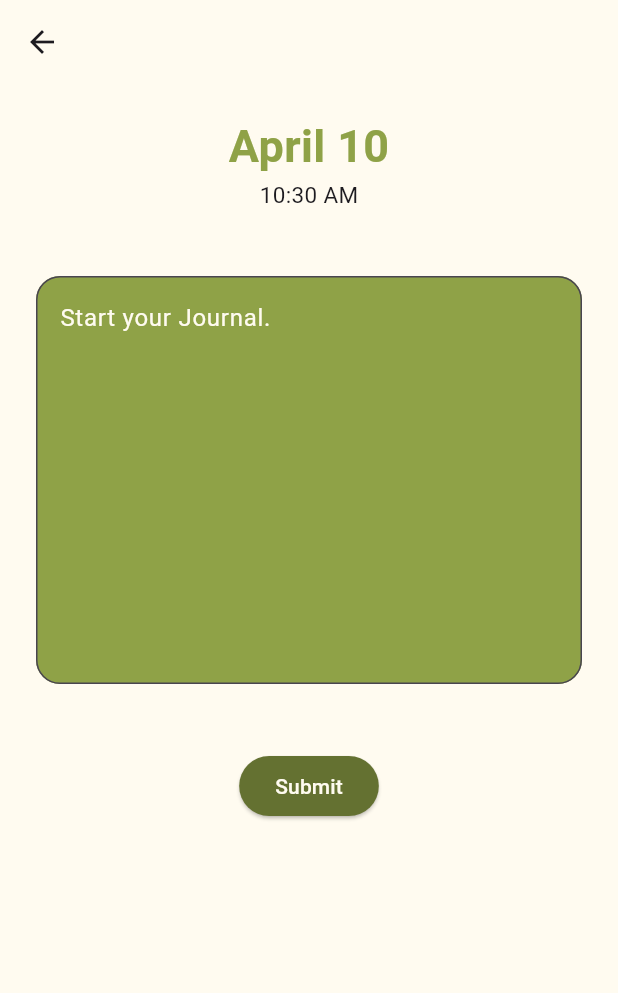
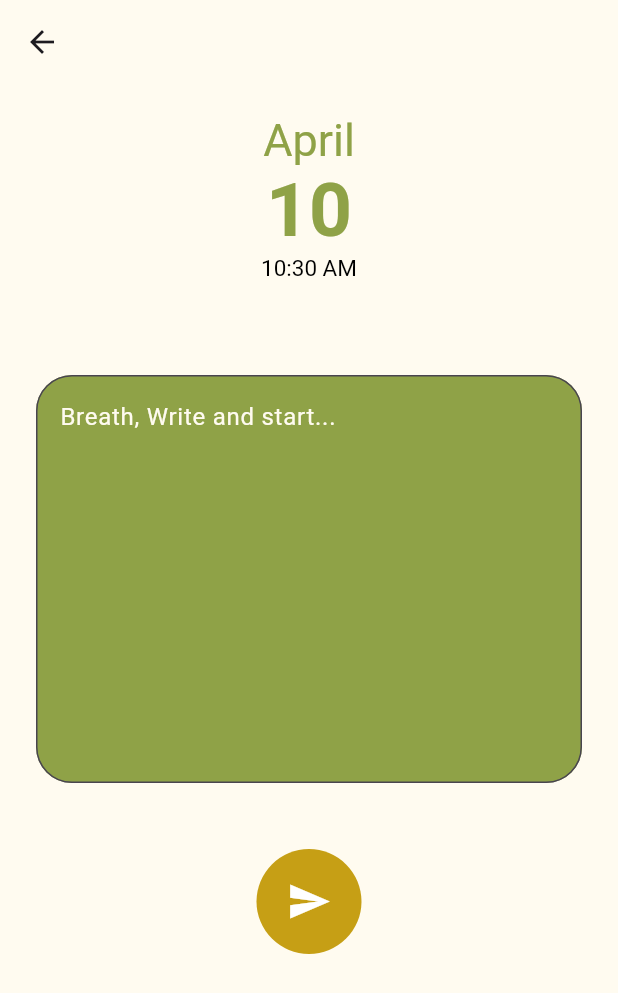
Before and after one commit to Justin-Bolivar/Hackathon, a Flutter app: the WriteJournalPage screen opened directly, on a phone screen of 412 x 824 dp. Shown: the top 993 px of the screen. Run offline on Flutter 3.47's test engine with Material 3 defaults, Android fonts, the phone set to English and light mode, and no system bars; our stand-ins replace pie_chart; network calls fail.

Commit message:
changed UI design

```diff
--- a/lib/journalpage.dart
+++ b/lib/journalpage.dart
@@ -20,7 +20,7 @@ class JournalPage extends StatefulWidget {
 class _JournalPageState extends State<JournalPage> {
   Future<Map<String, dynamic>> fetchJournalEntry() async {
     String url =
-        'http://172.29.10.200:8080//panic/${widget.selectedID}/deleteUpdateEntry/';
+        'http://192.168.1.11:8080//panic/${widget.selectedID}/deleteUpdateEntry/';
     final response = await http.get(Uri.parse(url));
 
     if (response.statusCode == 200) {
--- a/lib/main.dart
+++ b/lib/main.dart
@@ -3,57 +3,15 @@ import 'package:panic_application/homepage.dart';
 import 'package:panic_application/writepage.dart';
 
 void main() {
-  runApp(const MyApp());
+  runApp(MyApp());
 }
 
-class MyApp extends StatefulWidget {
-  const MyApp({Key? key}) : super(key: key);
-
-  @override
-  _MyAppState createState() => _MyAppState();
-}
-
-class _MyAppState extends State<MyApp> {
-  int _selectedIndex = 0;
-  static final List<Widget> _widgetOptions = <Widget>[
-    HomePage(),
-    WriteJournalPage(),
-  ];
-
-  void _onItemTapped(int index) {
-    setState(() {
-      _selectedIndex = index;
-    });
-  }
-
+class MyApp extends StatelessWidget {
   @override
   Widget build(BuildContext context) {
     return MaterialApp(
       debugShowCheckedModeBanner: false,
-      home: Scaffold(
-        backgroundColor: const Color(0xFFEEE29E),
-        body: Center(
-          child: _widgetOptions.elementAt(_selectedIndex),
-        ),
-        bottomNavigationBar: BottomNavigationBar(
-          items: const <BottomNavigationBarItem>[
-            BottomNavigationBarItem(
-              icon: Icon(Icons.home),
-              label: 'Home',
-            ),
-            BottomNavigationBarItem(
-              icon: Icon(Icons.article),
-              label: 'Write',
-            ),
-          ],
-          currentIndex: _selectedIndex,
-          elevation: 0,
-          backgroundColor: const Color(0xFFFFFBF0),
-          selectedItemColor: const Color(0xFF8FA247),
-          unselectedItemColor: const Color(0xFF647131),
-          onTap: _onItemTapped,
-        ),
-      ),
+      home: HomePage(),
     );
   }
 }
--- a/lib/writepage.dart
+++ b/lib/writepage.dart
@@ -13,14 +13,15 @@ class _WriteJournalPageState extends State<WriteJournalPage> {
   final TextEditingController _controller = TextEditingController();
 
   Future<void> _sendPostRequest() async {
-    String url = 'http://172.29.10.200:8080/panic/create/';
+    String url = 'http://192.168.1.11:8080/panic/create/';
     final String text = _controller.text;
     final DateTime now = DateTime.now();
-    final String formattedDate = DateFormat('MMMM d').format(now);
+    final String formattedDate = DateFormat('MMMM\n d').format(now);
     final String formattedTime = DateFormat('h:mm a').format(now);
     final String dateString = '$formattedDate';
     final String timeString = ' $formattedTime';
 
+    try {
       final response = await http.post(
         Uri.parse(url),
         headers: <String, String>{
@@ -37,16 +38,29 @@ class _WriteJournalPageState extends State<WriteJournalPage> {
       );
 
       if (response.statusCode == 201) {
-      print('POST request successful');
+        ScaffoldMessenger.of(context).showSnackBar(
+          const SnackBar(
+            content: Text('Journal Successfully Posted'),
+            backgroundColor: Colors.green,
+          ),
+        );
       } else {
-      throw Exception('Failed to send POST request');
+        throw Exception('Failed to Post Journal Try Again');
+      }
+    } catch (e) {
+      ScaffoldMessenger.of(context).showSnackBar(
+        SnackBar(
+          content: Text('Failed to send POST request: $e'),
+          backgroundColor: Colors.red,
+        ),
+      );
     }
   }
 
   @override
   Widget build(BuildContext context) {
     final DateTime now = DateTime.now();
-    final String formattedDate = DateFormat('MMMM d').format(now);
+    final String formattedDate = DateFormat('MMMM\n d').format(now);
     final String formattedTime = DateFormat('h:mm a').format(now);
 
     return Scaffold(
@@ -71,17 +85,36 @@ class _WriteJournalPageState extends State<WriteJournalPage> {
           const SizedBox(
             height: 20.0,
           ),
-          Text(
-            formattedDate,
+          Center(
+            child: RichText(
+              text: TextSpan(
+                children: [
+                  TextSpan(
+                    text: '${DateFormat('MMMM').format(now)}\n',
                     style: const TextStyle(
                       fontSize: 30,
+                      color: Color(0xFF8FA247),
+                    ),
+                  ),
+                  TextSpan(
+                    text: '${DateFormat('d').format(now)}\n',
+                    style: const TextStyle(
+                      fontSize: 50,
                       fontWeight: FontWeight.bold,
                       color: Color(0xFF8FA247),
                     ),
                   ),
-          Text(
-            formattedTime,
-            style: const TextStyle(fontSize: 15),
+                  TextSpan(
+                    text: '$formattedTime\n',
+                    style: const TextStyle(
+                      fontSize: 15,
+                      color: Colors.black,
+                    ),
+                  ),
+                ],
+              ),
+              textAlign: TextAlign.center,
+            ),
           ),
           const SizedBox(
             height: 20.0,
@@ -93,32 +126,42 @@ class _WriteJournalPageState extends State<WriteJournalPage> {
               maxLines: 10,
               expands: false,
               decoration: InputDecoration(
-                hintText: 'Start your Journal.',
+                hintText: 'Breath, Write and start...',
                 hintStyle: const TextStyle(
                   color: Color(0xFFFFFBF0),
                 ),
                 border: OutlineInputBorder(
-                  borderRadius: BorderRadius.circular(16.0),
+                  borderRadius: BorderRadius.circular(24.0),
                 ),
                 filled: true,
                 fillColor: const Color(0xFF8FA247),
               ),
               style: const TextStyle(
                 fontSize: 16,
-                color: const Color(0xFFFFFBF0),
+                color: Color(0xFFFFFBF0),
               ),
             ),
           ),
           const SizedBox(
             height: 20.0,
           ),
-          ElevatedButton(
+          Container(
+            width: 70,
+            height: 70,
+            decoration: const BoxDecoration(
+              color: Color(0xFFC69F15),
+              shape: BoxShape.circle,
+            ),
+            child: Center(
+              child: IconButton(
+                icon: const Icon(
+                  Icons.send,
+                  size: 30,
+                ),
+                color: Colors.white,
                 onPressed: _sendPostRequest,
-            style: ElevatedButton.styleFrom(
-              backgroundColor: const Color(0xFF647131),
-              foregroundColor: const Color(0xFFFFFBF0),
               ),
-            child: const Text('Submit'),
+            ),
           ),
         ],
       ),
```
Also changed, not shown: lib/homepage.dart (+59 -13 lines). Lines whose indentation alone changed are shown as unchanged.
